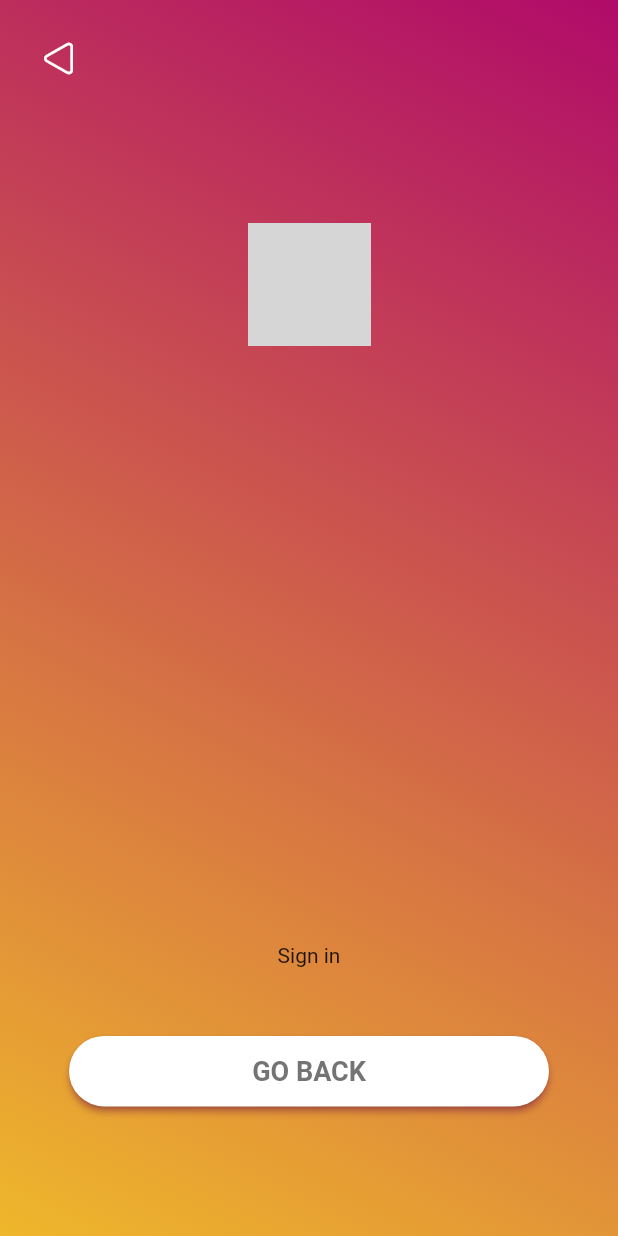
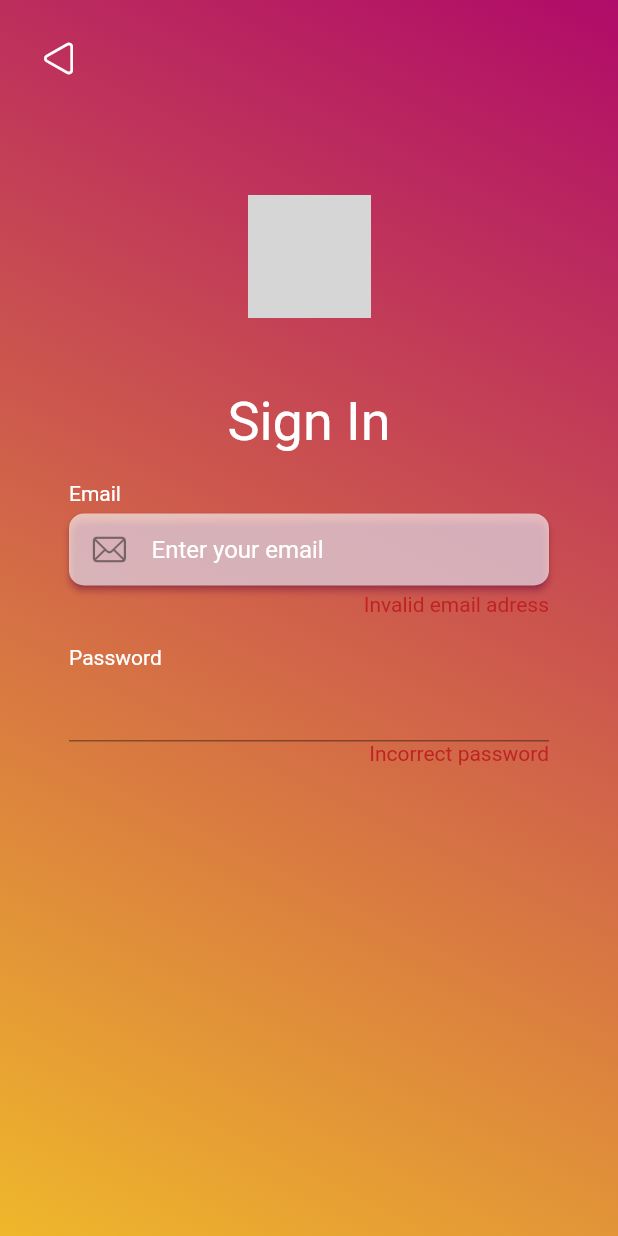
Before and after one commit to Saffron-Cooking/saffron-mobile, a Flutter app: the screen it shows after launch, after a tap on "I ALREADY HAVE AN ACCOUNT", on a phone screen of 412 x 824 dp. Run offline on Flutter 3.47's test engine with Material 2 defaults, Android fonts, the phone set to English and light mode, and no system bars; grey boxes are pictures that could not be loaded.

Commit message:
few changes to login page

```diff
--- a/lib/constants.dart
+++ b/lib/constants.dart
@@ -2,5 +2,10 @@ import 'package:flutter/material.dart';
 
 const Color saffron_liliac = Color(0xFFB00B69);
 const Color saffron_yellow = Color(0xFFEFB72B);
-const Color saffron_gray255 = Color(0xFF454545);
-const Color saffron_gray191 = Color(0xBF454545);
+const Color saffron_gray45 = Color(0xFF454545);
+const Color saffron_gray69 = Color(0xFF696969);
+const Color saffron_gray95 = Color(0xFF959595);
+const Color saffron_red = Color(0xFFFF3333);
+const Color saffron_red191 = Color(0xFFBF2222);
+
+const double default_elevation = 2;
--- a/lib/pages/welcome/login_screen.dart
+++ b/lib/pages/welcome/login_screen.dart
@@ -17,13 +17,13 @@ class _LoginPageState extends State<LoginPage> {
   @override
   Widget build(BuildContext context) {
     return Scaffold(
-        body: Container(
+        body: Material(
+            textStyle: TextStyle(color: Colors.white),
+            child: Container(
                 decoration: BoxDecoration(
-                gradient: LinearGradient(
-                    begin: Alignment.topRight,
-                    end: Alignment.bottomLeft,
-                    colors: [saffron_liliac, saffron_yellow])),
+                    gradient: LinearGradient(begin: Alignment.topRight, end: Alignment.bottomLeft, colors: [saffron_liliac, saffron_yellow])),
                 child: Stack(children: <Widget>[
+                  //back button
                   Align(
                       alignment: Alignment.topLeft,
                       child: Padding(
@@ -36,31 +36,72 @@ class _LoginPageState extends State<LoginPage> {
                                   onPressed: () {
                                     Navigator.pop(context);
                                   })))),
+                  //saffron logo
                   Align(
-                  alignment: Alignment(0.0, -0.6),
+                      alignment: Alignment(0.0, -0.65),
                       child: Image.asset(
                         'images/saffron_logo82.png',
                         width: 82,
                         height: 82,
                       )),
+                  //Sign In segment
                   Align(
-                  alignment: Alignment(0.0, 0.87),
+                      alignment: Alignment(0.0, -0.1),
                       child: Padding(
-                      padding: EdgeInsets.fromLTRB(20, 0, 20, 0),
+                        padding: EdgeInsets.fromLTRB(40, 20, 40, 20),
                         child: Container(
-                          height: 200,
+                            alignment: Alignment.center,
+                            height: 250,
+                            width: 320,
                             child: Column(
-                              mainAxisAlignment: MainAxisAlignment.spaceEvenly,
+                              mainAxisAlignment: MainAxisAlignment.spaceBetween,
                               children: <Widget>[
-                                Text("Sign in"),
-                                ButtonRound(
-                                    text: "GO BACK",
-                                    width: 320,
-                                    height: 47,
-                                    fontSize: 18,
-                                    textColor: saffron_gray191,
-                                    onPressed: () {})
-                              ])))),
-            ])));
+                                Text("Sign In", style: TextStyle(fontSize: 36)),
+                                //Email input row
+                                Container(
+                                    height: 90,
+                                    child: Column(
+                                      mainAxisAlignment: MainAxisAlignment.spaceBetween,
+                                      children: <Widget>[
+                                        Align(alignment: Alignment.topLeft, child: Text("Email")),
+                                        Material(
+                                          color: Color(0x9FFFFFFF),
+                                          borderRadius: BorderRadiusDirectional.circular(10),
+                                          elevation: default_elevation,
+                                          shadowColor: saffron_liliac,
+                                          child: TextField(
+                                              decoration: InputDecoration(
+                                                  border: InputBorder.none,
+                                                  hintText: "Enter your email",
+                                                  hintStyle: TextStyle(color: Colors.white, fontWeight: FontWeight.w400),
+                                                  icon: Padding(padding: EdgeInsets.fromLTRB(15, 0, 0, 0), child: Icon(CupertinoIcons.mail)))),
+                                        ),
+                                        Align(
+                                            alignment: Alignment.bottomRight,
+                                            child: Text(
+                                              "Invalid email adress",
+                                              style: TextStyle(color: saffron_red191),
+                                            )),
+                                      ],
+                                    )),
+                                //Password input row
+                                Container(
+                                    height: 80,
+                                    child: Column(
+                                      children: <Widget>[
+                                        Align(alignment: Alignment.topLeft, child: Text("Password")),
+                                        TextField(),
+                                        Align(
+                                            alignment: Alignment.bottomRight,
+                                            child: Text(
+                                              "Incorrect password",
+                                              style: TextStyle(color: saffron_red191),
+                                            )),
+                                      ],
+                                    )),
+                              ],
+                            )),
+                      ))
+                ]))));
   }
 }
--- a/lib/pages/welcome/welcome.dart
+++ b/lib/pages/welcome/welcome.dart
@@ -18,27 +18,20 @@ class _WelcomePageState extends State<WelcomePage> {
     return Scaffold(
         body: Container(
             decoration: BoxDecoration(
-                gradient: LinearGradient(
-                    begin: Alignment.topRight,
-                    end: Alignment.bottomLeft,
-                    colors: [saffron_liliac, saffron_yellow])),
+                gradient: LinearGradient(begin: Alignment.topRight, end: Alignment.bottomLeft, colors: [saffron_liliac, saffron_yellow])),
             child: Stack(children: <Widget>[
               Align(
                   alignment: Alignment(0.0, -0.6),
                   child: Container(
                       width: 178,
                       height: 250,
-                      child: Column(
-                          mainAxisAlignment: MainAxisAlignment.spaceBetween,
-                          children: <Widget>[
+                      child: Column(mainAxisAlignment: MainAxisAlignment.spaceBetween, children: <Widget>[
                         Image.asset(
                           'images/saffron_logo178.png',
                           width: 178,
                           height: 178,
                         ),
-                            Text("Saffron",
-                                style: TextStyle(
-                                    color: Colors.white, fontSize: 45))
+                        Text("Saffron", style: TextStyle(color: Colors.white, fontSize: 45))
                       ]))),
               Align(
                   alignment: Alignment(0.0, 0.87),
@@ -46,9 +39,7 @@ class _WelcomePageState extends State<WelcomePage> {
                       padding: EdgeInsets.fromLTRB(20, 0, 20, 0),
                       child: Container(
                           height: 200,
-                          child: Column(
-                              mainAxisAlignment: MainAxisAlignment.spaceEvenly,
-                              children: <Widget>[
+                          child: Column(mainAxisAlignment: MainAxisAlignment.spaceEvenly, children: <Widget>[
                             ButtonRound(
                               text: "GET STARTED",
                               width: 320,
@@ -64,13 +55,9 @@ class _WelcomePageState extends State<WelcomePage> {
                               width: 320,
                               height: 47,
                               fontSize: 18,
-                                  textColor: saffron_gray191,
+                              textColor: saffron_gray69,
                               onPressed: () {
-                                    Navigator.push(
-                                        context,
-                                        MaterialPageRoute(
-                                            builder: (context) =>
-                                                LoginPage(title: "LoginPage")));
+                                Navigator.push(context, MaterialPageRoute(builder: (context) => LoginPage(title: "LoginPage")));
                               },
                             )
                           ])))),
```
Lines whose indentation alone changed are shown as unchanged.
